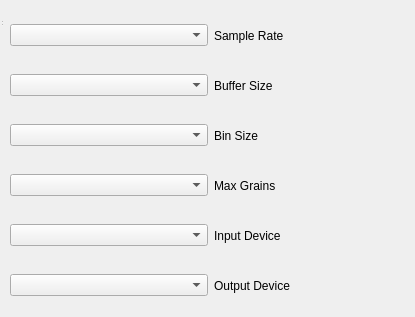
Before: the Qt Designer form src/GUI/AudioSettingsWindow.ui in bolkaaa/CATE, drawn with Qt 5.
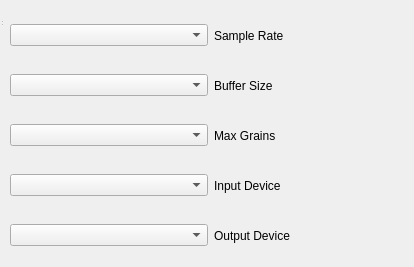
After: the same form once the commit is applied.

```diff
--- a/src/GUI/AudioSettingsWindow.ui
+++ b/src/GUI/AudioSettingsWindow.ui
@@ -6,8 +6,8 @@
    <rect>
     <x>0</x>
     <y>0</y>
-    <width>415</width>
-    <height>317</height>
+    <width>414</width>
+    <height>267</height>
    </rect>
   </property>
   <property name="windowTitle">
@@ -67,33 +67,11 @@
     </item>
    </layout>
   </widget>
-  <widget class="QWidget" name="horizontalLayoutWidget_3">
-   <property name="geometry">
-    <rect>
-     <x>10</x>
-     <y>110</y>
-     <width>401</width>
-     <height>51</height>
-    </rect>
-   </property>
-   <layout class="QHBoxLayout" name="horizontalLayout_5">
-    <item>
-     <widget class="QComboBox" name="bin_size_box"/>
-    </item>
-    <item>
-     <widget class="QLabel" name="bin_size_name">
-      <property name="text">
-       <string>Bin Size</string>
-      </property>
-     </widget>
-    </item>
-   </layout>
-  </widget>
   <widget class="QWidget" name="horizontalLayoutWidget_4">
    <property name="geometry">
     <rect>
      <x>10</x>
-     <y>210</y>
+     <y>160</y>
      <width>401</width>
      <height>51</height>
     </rect>
@@ -115,7 +93,7 @@
    <property name="geometry">
     <rect>
      <x>10</x>
-     <y>260</y>
+     <y>210</y>
      <width>401</width>
      <height>51</height>
     </rect>
@@ -137,7 +115,7 @@
    <property name="geometry">
     <rect>
      <x>10</x>
-     <y>160</y>
+     <y>110</y>
      <width>401</width>
      <height>51</height>
     </rect>
```
